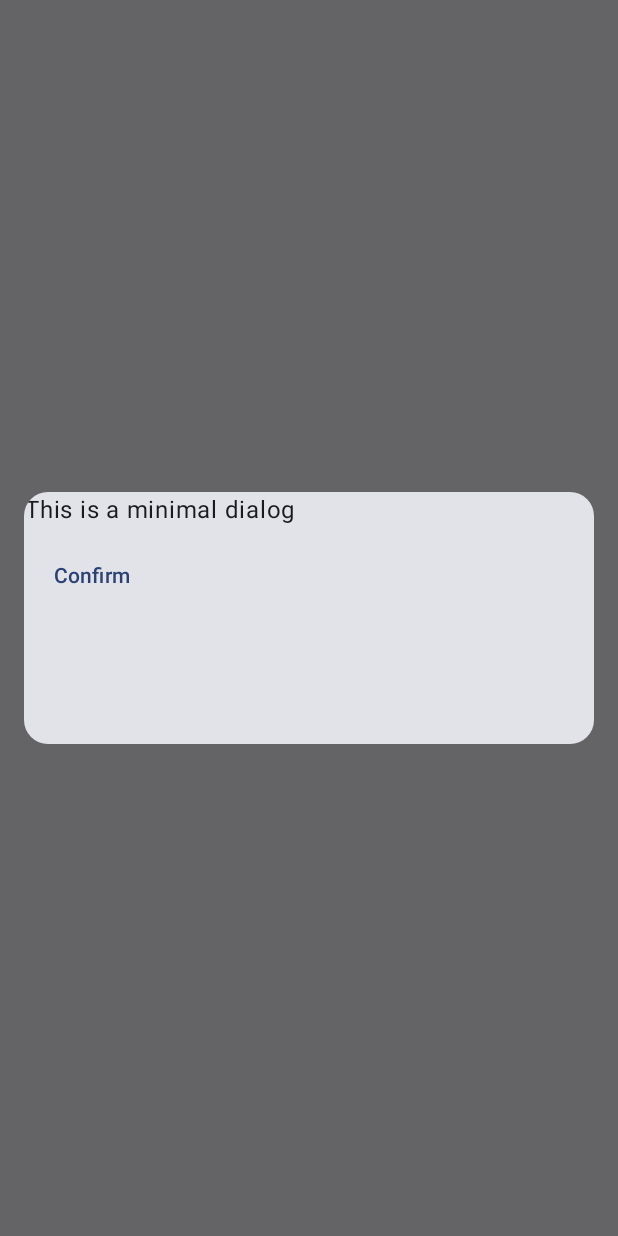
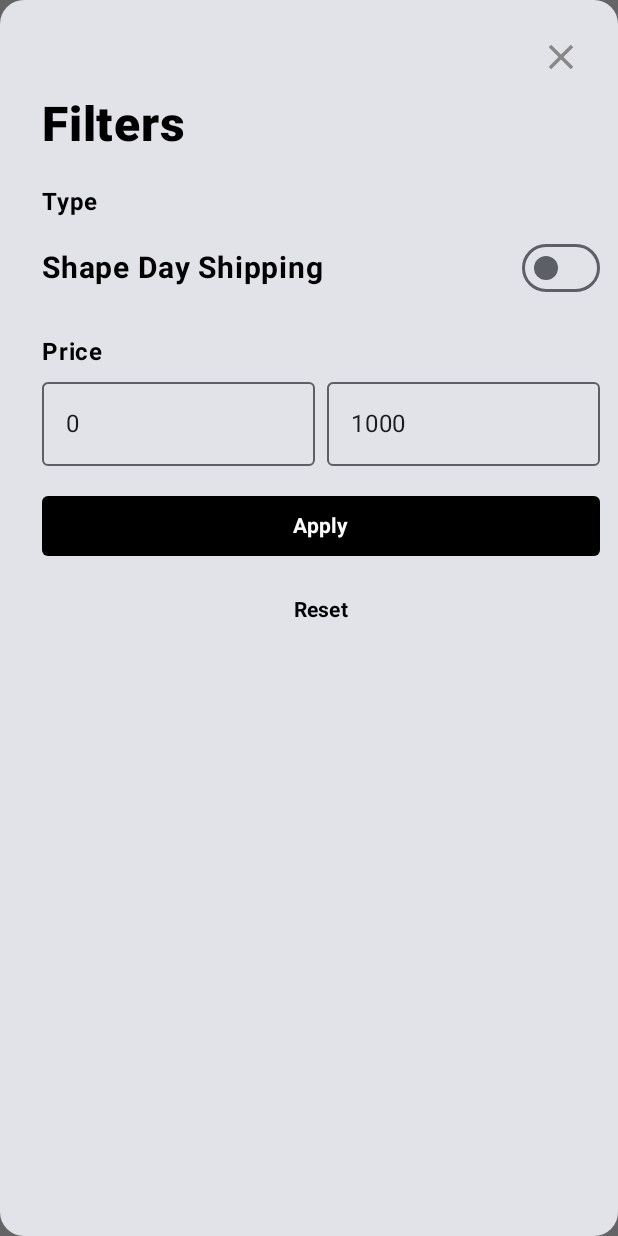
Before and after one commit to Ishwarendra/WiPhonePe, an Android app built with Jetpack Compose: the composable FilterDialog shown on its own in the app's theme, on a phone screen of 412 x 824 dp. Run offline under Robolectric (Android 15) with nearby library versions, the phone set to English and light mode, and no system bars.

```diff
--- /dev/null
+++ b/app/src/main/java/com/example/wiphonepe/components/common/PriceRangeFilter.kt
@@ -0,0 +1,53 @@
+package com.example.wiphonepe.components.common
+
+import androidx.compose.foundation.layout.Row
+import androidx.compose.foundation.layout.padding
+import androidx.compose.material3.OutlinedTextField
+import androidx.compose.material3.Text
+import androidx.compose.runtime.Composable
+import androidx.compose.runtime.getValue
+import androidx.compose.runtime.mutableStateOf
+import androidx.compose.runtime.remember
+import androidx.compose.runtime.setValue
+import androidx.compose.ui.Modifier
+import androidx.compose.ui.unit.dp
+
+@Composable
+fun PriceRangeFilter() {
+    var min by remember {
+        mutableStateOf<Int?>(0)
+    }
+
+    var max by remember {
+        mutableStateOf<Int?>(1000)
+    }
+
+    Row {
+        OutlinedTextField(
+            value = min.toString(),
+            onValueChange = {
+                min = it.toIntOrNull()
+                if (min == null) {
+                    min = 0
+                }
+            },
+            placeholder = { Text(text = "Min") },
+            modifier = Modifier
+                .weight(1f)
+                .padding(end = 4.dp)
+        )
+        OutlinedTextField(
+            value = max.toString(),
+            onValueChange = {
+                max = it.toIntOrNull()
+                if (max == null) {
+                    max = 0;
+                }
+            },
+            placeholder = { Text(text = "Max") },
+            modifier = Modifier
+                .weight(1f)
+                .padding(start = 4.dp)
+        )
+    }
+}
--- /dev/null
+++ b/app/src/main/java/com/example/wiphonepe/components/common/ToggleSwitch.kt
@@ -0,0 +1,17 @@
+package com.example.wiphonepe.components.common
+
+import androidx.compose.material3.Switch
+import androidx.compose.runtime.Composable
+
+@Composable
+fun ToggleSwitch(
+    checked: Boolean,
+    toggleShipping: () -> Unit
+) {
+    Switch(
+        checked = checked,
+        onCheckedChange = {
+            toggleShipping()
+        }
+    )
+}
--- a/app/src/main/java/com/example/wiphonepe/components/header/FilterDialog.kt
+++ b/app/src/main/java/com/example/wiphonepe/components/header/FilterDialog.kt
@@ -1,7 +1,13 @@
 package com.example.wiphonepe.components.header
 
 import androidx.compose.foundation.background
+import androidx.compose.foundation.border
+import androidx.compose.foundation.clickable
+import androidx.compose.foundation.layout.Arrangement
+import androidx.compose.foundation.layout.Box
 import androidx.compose.foundation.layout.Column
+import androidx.compose.foundation.layout.Row
+import androidx.compose.foundation.layout.Spacer
 import androidx.compose.foundation.layout.fillMaxSize
 import androidx.compose.foundation.layout.fillMaxWidth
 import androidx.compose.foundation.layout.height
@@ -9,48 +15,158 @@ import androidx.compose.foundation.layout.padding
 import androidx.compose.foundation.layout.width
 import androidx.compose.foundation.layout.wrapContentSize
 import androidx.compose.foundation.shape.RoundedCornerShape
+import androidx.compose.material.icons.Icons
+import androidx.compose.material.icons.filled.Close
+import androidx.compose.material3.Button
+import androidx.compose.material3.ButtonColors
+import androidx.compose.material3.ButtonDefaults
 import androidx.compose.material3.Card
+import androidx.compose.material3.ElevatedFilterChip
+import androidx.compose.material3.Icon
 import androidx.compose.material3.Text
 import androidx.compose.material3.TextButton
 import androidx.compose.runtime.Composable
+import androidx.compose.ui.AbsoluteAlignment
 import androidx.compose.ui.Alignment
 import androidx.compose.ui.Modifier
+import androidx.compose.ui.draw.clip
 import androidx.compose.ui.graphics.Color
+import androidx.compose.ui.text.font.Font
+import androidx.compose.ui.text.font.FontFamily
+import androidx.compose.ui.text.font.FontWeight
 import androidx.compose.ui.text.style.TextAlign
 import androidx.compose.ui.unit.dp
+import androidx.compose.ui.unit.sp
 import androidx.compose.ui.window.Dialog
 import androidx.compose.ui.window.DialogProperties
+import com.example.wiphonepe.R
+import com.example.wiphonepe.components.common.PriceRangeFilter
+import com.example.wiphonepe.components.common.ToggleSwitch
 
 @Composable
 fun FilterDialog(
-    onDismiss: () -> Unit
+    onDismiss: () -> Unit,
+    toggleShipping: () -> Unit,
+    updatePriceRange: (Double, Double) -> Unit,
+    checked: Boolean,
+    resetFilter: () -> Unit
 ) {
     Dialog(
         onDismissRequest = onDismiss,
         properties = DialogProperties(
-            dismissOnClickOutside = true,
             dismissOnBackPress = true,
+            usePlatformDefaultWidth = false,
         )
     ) {
         Card(
             modifier = Modifier
-                .fillMaxWidth()
-                .height(200.dp)
-                .padding(16.dp),
+                .fillMaxSize(),
             shape = RoundedCornerShape(16.dp),
         ) {
-            Text(
-                text = "This is a minimal dialog",
+            Column(
                 modifier = Modifier
-                    .wrapContentSize(Alignment.Center),
-                textAlign = TextAlign.Center,
-            )
+                    .padding(12.dp)
+                    .padding(start = 16.dp)
+            ) {
+                Box(
+                    modifier = Modifier
+                        .fillMaxWidth(),
+                    contentAlignment = Alignment.CenterEnd
+                ) {
+                    Icon(
+                        imageVector = Icons.Default.Close,
+                        contentDescription = "Close Filter Dialog",
+                        tint = Color.Gray,
+                        modifier = Modifier
+                            .clip(RoundedCornerShape(8.dp))
+                            .clickable {
+                                onDismiss()
+                            }
+                            .padding(12.dp)
+                            .height(28.dp)
+                            .width(28.dp)
+                        )
+                }
 
-            TextButton(
-                onClick = { onDismiss() },
-                modifier = Modifier.padding(8.dp),
-            ) {
-                Text(text = "Confirm")
+                Text (
+                    text = "Filters",
+                    fontSize = 32.sp,
+                    fontWeight = FontWeight.ExtraBold,
+                    color = Color.Black,
+                    modifier = Modifier.padding(bottom = 20.dp)
+                )
+
+                Text(
+                    text = "Type",
+                    color = Color.Black,
+                    fontSize = 16.sp,
+                    fontWeight = FontWeight.Bold
+                )
+
+                Spacer(modifier = Modifier.padding(bottom = 8.dp))
+
+                Row(
+                    verticalAlignment = Alignment.CenterVertically,
+                    horizontalArrangement = Arrangement.SpaceBetween,
+                    modifier = Modifier
+                        .fillMaxWidth(1F)
+                        .padding(bottom = 20.dp)
+                ) {
+                    Text(
+                        text = "Shape Day Shipping",
+                        fontSize = 20.sp,
+                        fontWeight = FontWeight.Bold,
+                        color = Color.Black
+                    )
+                    ToggleSwitch(
+                        checked,
+                        toggleShipping
+                    )
+                }
+
+                Text(
+                    text = "Price",
+                    color = Color.Black,
+                    fontSize = 16.sp,
+                    fontWeight = FontWeight.Bold
+                )
+
+                Spacer(modifier = Modifier.padding(bottom = 8.dp))
+
+                PriceRangeFilter()
+
+                Spacer(modifier = Modifier.padding(vertical = 8.dp))
+
+                Button(
+                    onClick = { /*TODO*/ },
+                    modifier = Modifier.fillMaxWidth(),
+                    shape = RoundedCornerShape(4.dp),
+                    colors = ButtonDefaults.buttonColors(
+                        containerColor = Color.Black,
+                        contentColor = Color.White
+                    )
+                ) {
+                    Text(
+                        text = "Apply",
+                        fontWeight = FontWeight.Bold,
+                    )
+                }
+
+                Spacer(modifier = Modifier.padding(vertical = 4.dp))
+
+                TextButton(
+                    onClick = { /*TODO*/ },
+                    modifier = Modifier.fillMaxWidth(),
+                    shape = RoundedCornerShape(4.dp),
+                    colors = ButtonDefaults.textButtonColors(
+                        contentColor = Color.Black
+                    )
+                ) {
+                    Text(
+                        text = "Reset",
+                        fontWeight = FontWeight.Bold,
+                    )
+                }
             }
         }
     }
--- /dev/null
+++ b/app/src/main/java/com/example/wiphonepe/data/FilterData.kt
@@ -0,0 +1,7 @@
+package com.example.wiphonepe.data
+
+data class FilterData(
+    val sameDayShipping: Boolean = false,
+    val minPrice: Double = 0.0,
+    val maxPrice: Double = 1e4
+)
--- a/app/src/main/java/com/example/wiphonepe/model/Item.kt
+++ b/app/src/main/java/com/example/wiphonepe/model/Item.kt
@@ -13,4 +13,8 @@ data class Item(
             pattern = query.lowercase().replace(" ", "")
         )
     }
+
+    fun priceIsBetween(start: Double, end: Double): Boolean {
+        return price in start..end
+    }
 }
--- a/app/src/main/res/values/colors.xml
+++ b/app/src/main/res/values/colors.xml
@@ -9,4 +9,5 @@
     <color name="white">#FFFFFFFF</color>
     <color name="light_gray">#FFE0E0E0</color>
     <color name="light_blue">#FFE7DEFF</color>
+    <color name="green">#FF5DB075</color>
 </resources>
```
Also changed, not shown: app/src/main/java/com/example/wiphonepe/components/header/Header.kt (+23 -5 lines), app/src/main/java/com/example/wiphonepe/screens/MainScreen.kt (+6 -4 lines), app/src/main/java/com/example/wiphonepe/viewmodel/DialogViewModel.kt (added, +19 -0 lines), app/src/main/java/com/example/wiphonepe/viewmodel/ItemViewModel.kt (+37 -5 lines), app/src/main/res/drawable/filter_info.xml (added, +9 -0 lines).
